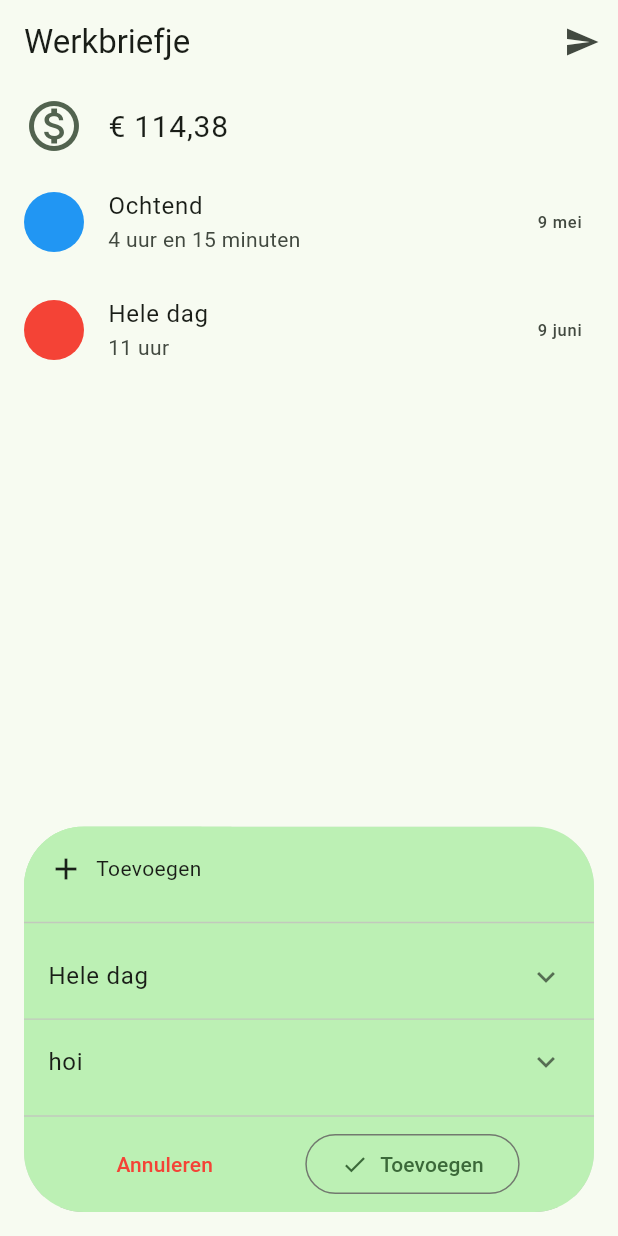
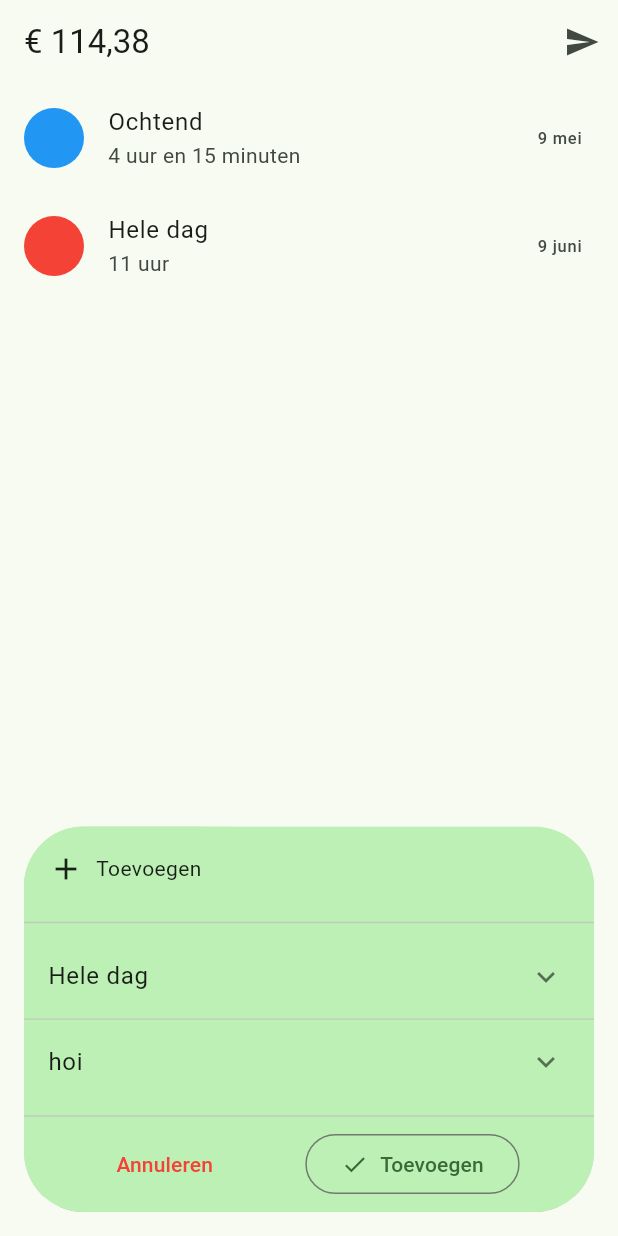
Before and after one commit to ardjuh/workhours, a Flutter app: the screen it shows after launch, on a phone screen of 412 x 824 dp. Run offline on Flutter 3.47's test engine with Material 2 defaults, Android fonts, the phone set to English and light mode, and no system bars; drawn by our look-alikes of dynamic_color.

Commit message:
Better app bar

```diff
--- a/lib/data/data_widget.dart
+++ b/lib/data/data_widget.dart
@@ -22,26 +22,14 @@ class DataWidget extends StatelessWidget {
     return ListView(
       shrinkWrap: true,
       physics: (isScrollable) ? null : const NeverScrollableScrollPhysics(),
-      children: [
-        ListTile(
-          leading: Icon(
-            Icons.monetization_on_outlined,
-            size: 40,
-            color: Theme.of(context).colorScheme.secondary,
-          ),
-          title: Text(
-            data.totalMoney,
-            style: const TextStyle(fontSize: 20),
-          ),
-        ),
-        for (final day in data.data)
-          ListTile(
-            leading: CircleAvatar(backgroundColor: day.color),
-            title: Text(day.title),
-            subtitle: Text(formatMinutes(day.totalTime)),
-            trailing: Text("${day.date.day} ${kMonths[day.date.month]}"),
-          ),
-      ],
+      children: data.data
+          .map((day) => ListTile(
+                leading: CircleAvatar(backgroundColor: day.color),
+                title: Text(day.title),
+                subtitle: Text(formatMinutes(day.totalTime)),
+                trailing: Text("${day.date.day} ${kMonths[day.date.month]}"),
+              ))
+          .toList(),
     );
   }
 }
--- a/lib/home_screen.dart
+++ b/lib/home_screen.dart
@@ -1,4 +1,5 @@
 import 'package:flutter/material.dart';
+import 'package:workhours/data/data.dart';
 import 'data/data_widget.dart';
 import 'add/add_button.dart';
 import 'add/add_widget.dart';
@@ -19,10 +20,11 @@ class _HomeScreenState extends State<HomeScreen> {
     final isBigHorizontal = height - 350 >= 2 * 64;
     final isBigVertical = width > kAddWidgetWidth;
     final isBig = isBigHorizontal || isBigVertical;
+    final data = Data();
 
     return Scaffold(
       appBar: AppBar(
-        title: const Text("Werkbriefje"),
+        title: Text(data.totalMoney),
         actions: [
           IconButton(
             tooltip: "Verzenden",
```
